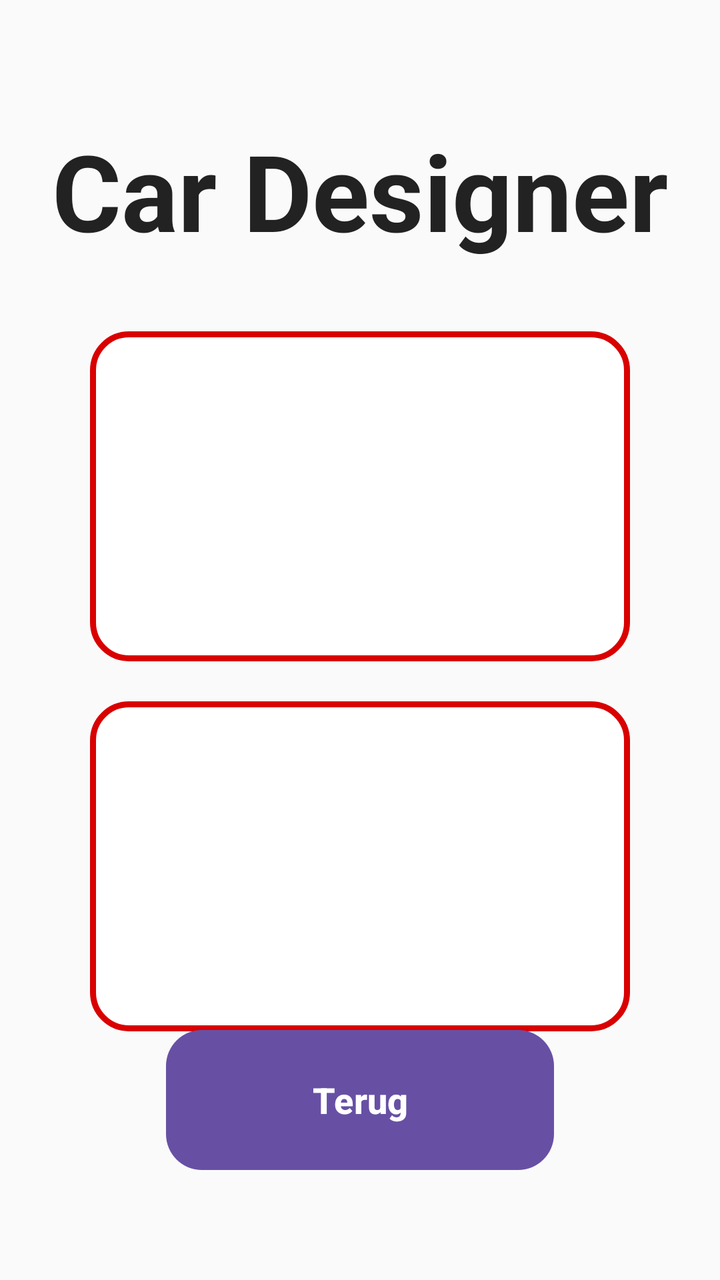
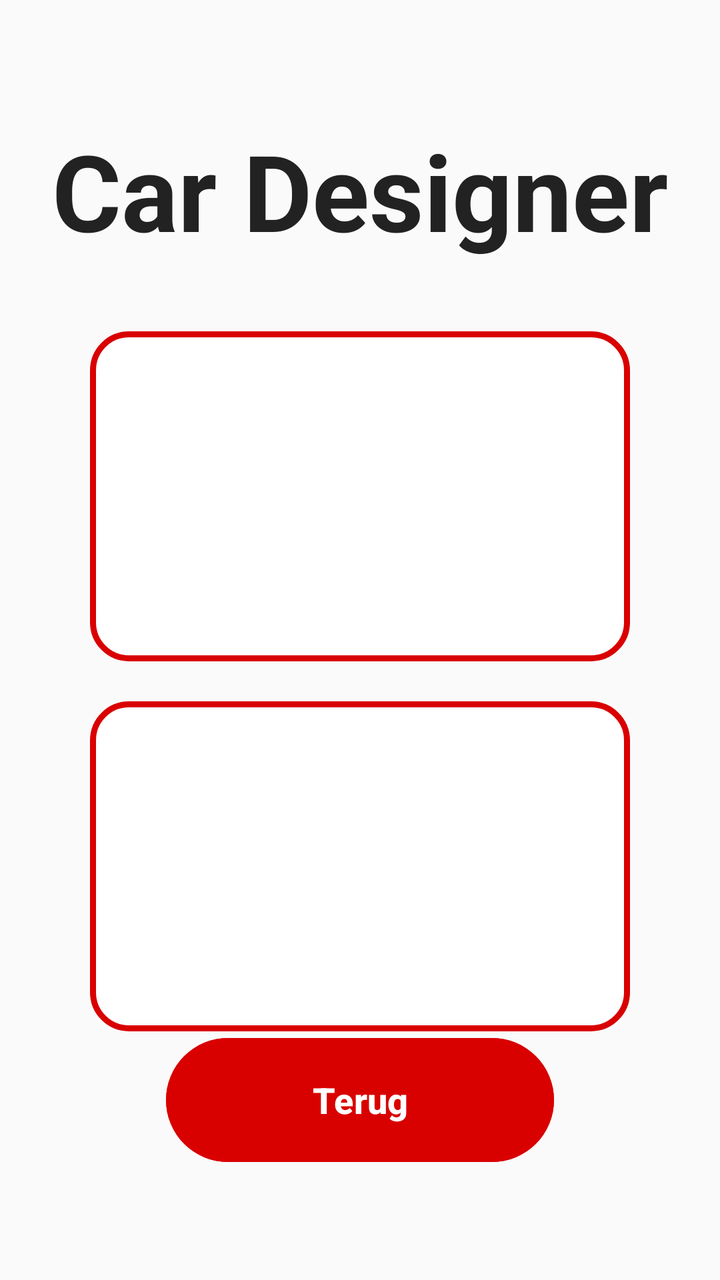

Two renders of the same Android screen: before a commit and after it. Below are the layout's source before the change and the commit's diff.
<!-- AndroidManifest.xml: application theme Theme.AndroidAppCarDesigner -->
<!-- res/layout/activity_main2.xml -->
<?xml version="1.0" encoding="utf-8"?>
<androidx.constraintlayout.widget.ConstraintLayout
    xmlns:android="http://schemas.android.com/apk/res/android"
    xmlns:app="http://schemas.android.com/apk/res-auto"
    android:id="@+id/main"
    android:layout_width="match_parent"
    android:layout_height="match_parent"
    android:background="#FAFAFA">

    <TextView
        android:id="@+id/textView"
        android:layout_width="wrap_content"
        android:layout_height="wrap_content"
        android:text="Car Designer"
        android:textColor="#222222"
        android:textSize="53sp"
        android:textStyle="bold"
        app:layout_constraintTop_toTopOf="parent"
        app:layout_constraintStart_toStartOf="parent"
        app:layout_constraintEnd_toEndOf="parent"
        android:layout_marginTop="60dp" />

    <ImageView
        android:id="@+id/imageView2"
        android:layout_width="270dp"
        android:layout_height="165dp"
        android:background="@drawable/card_border"
        android:padding="8dp"
        android:scaleType="fitCenter"
        android:contentDescription="Eerste auto"
        app:layout_constraintTop_toBottomOf="@id/textView"
        app:layout_constraintStart_toStartOf="parent"
        app:layout_constraintEnd_toEndOf="parent"
        android:layout_marginTop="35dp" />

    <ImageView
        android:id="@+id/imageView3"
        android:layout_width="270dp"
        android:layout_height="165dp"
        android:background="@drawable/card_border"
        android:padding="8dp"
        android:scaleType="fitCenter"
        android:contentDescription="Tweede auto"
        app:layout_constraintTop_toBottomOf="@id/imageView2"
        app:layout_constraintStart_toStartOf="parent"
        app:layout_constraintEnd_toEndOf="parent"
        android:layout_marginTop="20dp" />

    <Button
        android:id="@+id/button2"
        android:layout_width="194dp"
        android:layout_height="70dp"
        android:text="Terug"
        android:textColor="#FFFFFF"
        android:textSize="18sp"
        android:textStyle="bold"
        android:background="@drawable/button_red"
        android:backgroundTint="#D90000"
        app:layout_constraintBottom_toBottomOf="parent"
        app:layout_constraintStart_toStartOf="parent"
        app:layout_constraintEnd_toEndOf="parent"
        android:layout_marginBottom="55dp" />

</androidx.constraintlayout.widget.ConstraintLayout>
<!-- resources referenced by this layout -->
<resources>
  <!-- drawable button_red (drawable) -->
  <?xml version="1.0" encoding="utf-8"?>
  <shape xmlns:android="http://schemas.android.com/apk/res/android"
      android:shape="rectangle">
  
      <solid android:color="#D90000" />
  
      <corners android:radius="18dp" />
  
  </shape>
  <!-- drawable card_border (drawable) -->
  <?xml version="1.0" encoding="utf-8"?>
  <shape xmlns:android="http://schemas.android.com/apk/res/android"
      android:shape="rectangle">
  
      <solid android:color="#FFFFFF" />
  
      <stroke
          android:width="3dp"
          android:color="#D90000" />
  
      <corners android:radius="18dp" />
  
      <padding
          android:left="8dp"
          android:top="8dp"
          android:right="8dp"
          android:bottom="8dp" />
  
  </shape>
  <style name="Theme.AndroidAppCarDesigner" parent="Base.Theme.AndroidAppCarDesigner" />
  <style name="Base.Theme.AndroidAppCarDesigner" parent="Theme.Material3.DayNight.NoActionBar">
          
          
      </style>
</resources>

<!-- the commit's change to res/layout/activity_main2.xml (unified diff, before → after) -->
@@ -54,7 +54,6 @@
         android:textColor="#FFFFFF"
         android:textSize="18sp"
         android:textStyle="bold"
-        android:background="@drawable/button_red"
         android:backgroundTint="#D90000"
         app:layout_constraintBottom_toBottomOf="parent"
         app:layout_constraintStart_toStartOf="parent"
<!-- resource entries referenced after the edit -->
@@ -1,15 +1,5 @@
 <!-- resources referenced by this layout -->
 <resources>
-  <!-- drawable button_red (drawable) -->
-  <?xml version="1.0" encoding="utf-8"?>
-  <shape xmlns:android="http://schemas.android.com/apk/res/android"
-      android:shape="rectangle">
-  
-      <solid android:color="#D90000" />
-  
-      <corners android:radius="18dp" />
-  
-  </shape>
   <!-- drawable card_border (drawable) -->
   <?xml version="1.0" encoding="utf-8"?>
   <shape xmlns:android="http://schemas.android.com/apk/res/android"
